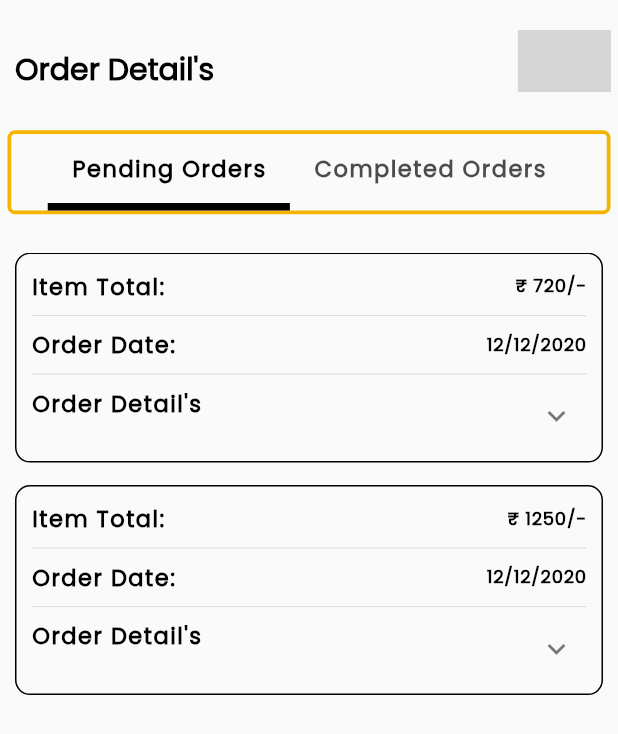
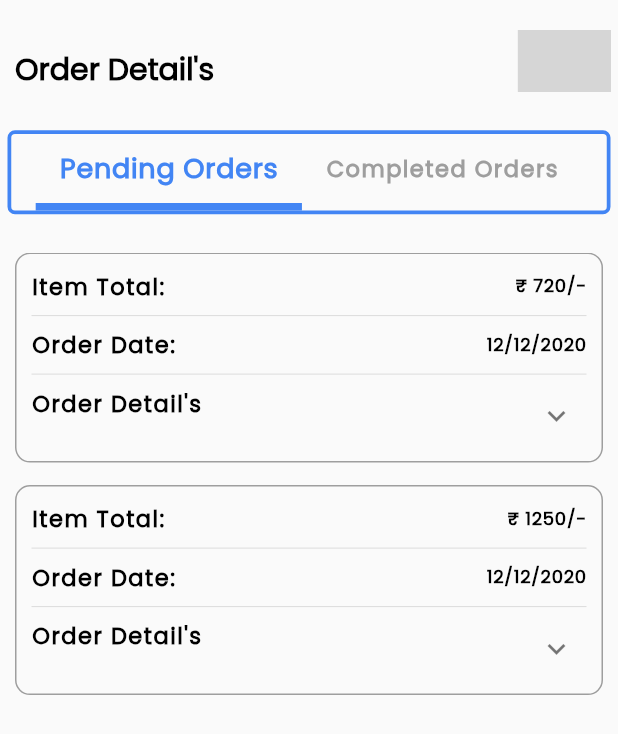
Before and after one commit to ashishashsih/miniguru, a Flutter app: the OrderListView screen opened by its route, on a phone screen of 412 x 824 dp. Shown: the top 734 px of the screen. Run offline on Flutter 3.47's test engine with Material 2 defaults, Android fonts, the phone set to English and light mode, and no system bars; drawn by our look-alikes of delayed_display, expandable; our stand-ins replace auto_size_text, badges, bubble_bottom_bar, dotted_border, dropdown_button2, firebase_auth and 15 more; missing offline and left inert: d_chart, flutter_3d_choice_chip, onboarding_animation, razorpay_flutter; accounts and stored records are empty; network calls fail; statements that could not run were skipped; grey boxes are pictures that could not be loaded.

Commit message:
Auwais_V2

```diff
--- a/lib/app/modules/home/views/home_view.dart
+++ b/lib/app/modules/home/views/home_view.dart
@@ -324,6 +324,11 @@ class HomeView extends GetView<HomeController> {
                                   color:Colors.white,
                                   border: Border.all(color: primaryColor),
                                   borderRadius: BorderRadius.circular(10),
+                                  gradient: LinearGradient(
+                                    colors: [
+                                      primaryColor,
+                                    ],
+                                  ),
                                   boxShadow: [
                                     BoxShadow(
                                       color: Colors.grey.shade300,
--- a/lib/app/modules/orderList/views/order_list_view.dart
+++ b/lib/app/modules/orderList/views/order_list_view.dart
@@ -46,21 +46,21 @@ class OrderListView extends GetView<OrderListController> {
                   appBar,
                   SizedBox(height: size.width * 0.05,),
                   //TabBar Tab's
-                  Expanded(
-                    flex: 0,
-                    child: Container(
+                  Expanded(flex: 0,child: Container(
                       margin: const EdgeInsets.all(5),
                       width: size.width,
                       decoration: BoxDecoration(
                         borderRadius: BorderRadius.circular(5),
-                        border: Border.all(color: secondaryColor, width: 2.5),
+                        border: Border.all(color: primaryColor, width: 2.5),
                       ),
                       child: const Align(
                         alignment: Alignment.center,
                         child: TabBar(
-                          labelStyle: headline1,
-                          labelColor: Colors.black,
-                          indicatorColor: Colors.black,
+                          labelStyle: headline,
+                          labelColor: primaryColor,
+                          indicatorColor: primaryColor,
+                          unselectedLabelColor: Colors.grey,
+                          unselectedLabelStyle: headline1,
                           indicatorWeight: 5,
                           indicatorSize: TabBarIndicatorSize.tab,
                           isScrollable: true,
@@ -78,21 +78,18 @@ class OrderListView extends GetView<OrderListController> {
                   ),
                   SizedBox(height: size.width * 0.05,),
                   //TabBar View's
-                  Obx(() {
-                    return Expanded(
-                      flex: 1,
-                      child: TabBarView(
+                  Obx(() {return Expanded( flex: 1,child: TabBarView(
+                        physics: const ScrollPhysics(),
                         children: [
                           ///Pending Orders
-                          SingleChildScrollView(
-                            child: Column(children: List.generate(controller.pendingOrderList.length, (index) => Container(
+                          Column(children: List.generate(controller.pendingOrderList.length, (index) => Container(
                             width: size.width,
                             margin: const EdgeInsets.only(
                                 left: 10, right: 10, bottom: 15),
                             padding: const EdgeInsets.all(10),
                             decoration: BoxDecoration(
                               borderRadius: BorderRadius.circular(10),
-                                border: Border.all(color: Colors.black),
+                              border: Border.all(color: Colors.grey),
                             ),
                             child: Column(children: [
                               Row(
@@ -167,9 +164,8 @@ class OrderListView extends GetView<OrderListController> {
                                   )),
                             ],),
                           )),),
-                          ),
-                          SingleChildScrollView(
-                            child: Column(children: List.generate(controller.completeOrderList.length, (index) => Container(
+                          ///Complete Orders
+                          Column(children: List.generate(controller.completeOrderList.length, (index) => Container(
                             width: size.width,
                             margin: const EdgeInsets.only(
                                 left: 10, right: 10, bottom: 15),
@@ -251,13 +247,8 @@ class OrderListView extends GetView<OrderListController> {
                                   )),
                             ],),
                           )),),
-                          ),
-                          ///Complete Orders
-
                         ],
-                      ),
-                    );
-                  }),
+                      ),);}),
                 ],
               ),
               ),
--- a/lib/app/modules/shop/views/shop_view.dart
+++ b/lib/app/modules/shop/views/shop_view.dart
@@ -144,9 +144,9 @@ class ShopView extends GetView<ShopController> {
                     itemCount: controller.filteredProductList.length,
                     itemBuilder: (BuildContext ctx, int index) {
                       return Container(
-                        padding: const EdgeInsets.all(5),
+                        padding: const EdgeInsets.all(3),
                         decoration: BoxDecoration(
-                            border: Border.all(color: Colors.grey),
+                            border: Border.all(color:Colors.grey.shade400),
                             borderRadius: BorderRadius.circular(15)
                         ),
                         child: Column(
@@ -166,7 +166,7 @@ class ShopView extends GetView<ShopController> {
                                 //Get.toNamed('/shop-item',arguments:[controller.filteredProductList[index].id]),
                                 child: Container(
                                   decoration: BoxDecoration(
-                                    border: Border.all(color: Colors.grey),
+                                    border: Border.all(color:Colors.grey.shade400),
                                     borderRadius: BorderRadius.circular(10),
                                     image: DecorationImage(
                                         image: NetworkImage(
```
Also changed, not shown: lib/app/modules/courseLessons/views/course_lessons_view.dart (+3 -20 lines), lib/app/modules/progressReport/views/progress_report_view.dart (+4 -36 lines), lib/app/modules/projectList/views/project_list_view.dart (+31 -6 lines). Lines whose indentation alone changed are shown as unchanged.
